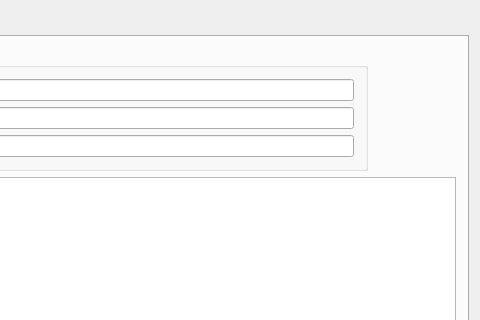
Monstruos/Course_projects, file 3_course/1_part/VPandHCI/DB/mainwindow.ui: the form before one commit; both pictures show x 309 to 789 and y 0 to 320 of the 789 by 726 pixel window.
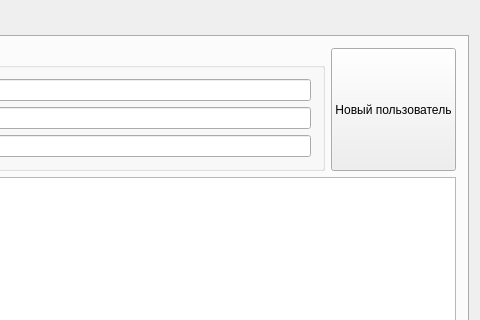
The form after the commit.

```diff
--- a/3_course/1_part/VPandHCI/DB/mainwindow.ui
+++ b/3_course/1_part/VPandHCI/DB/mainwindow.ui
@@ -154,20 +154,17 @@
              </widget>
             </item>
             <item>
-             <spacer name="horizontalSpacer">
-              <property name="orientation">
-               <enum>Qt::Horizontal</enum>
+             <widget class="QPushButton" name="newUser">
+              <property name="sizePolicy">
+               <sizepolicy hsizetype="Minimum" vsizetype="Minimum">
+                <horstretch>0</horstretch>
+                <verstretch>0</verstretch>
+               </sizepolicy>
               </property>
-              <property name="sizeType">
-               <enum>QSizePolicy::Preferred</enum>
+              <property name="text">
+               <string>Новый пользователь</string>
               </property>
-              <property name="sizeHint" stdset="0">
-               <size>
-                <width>88</width>
-                <height>20</height>
-               </size>
-              </property>
-             </spacer>
+             </widget>
             </item>
            </layout>
           </item>
```
